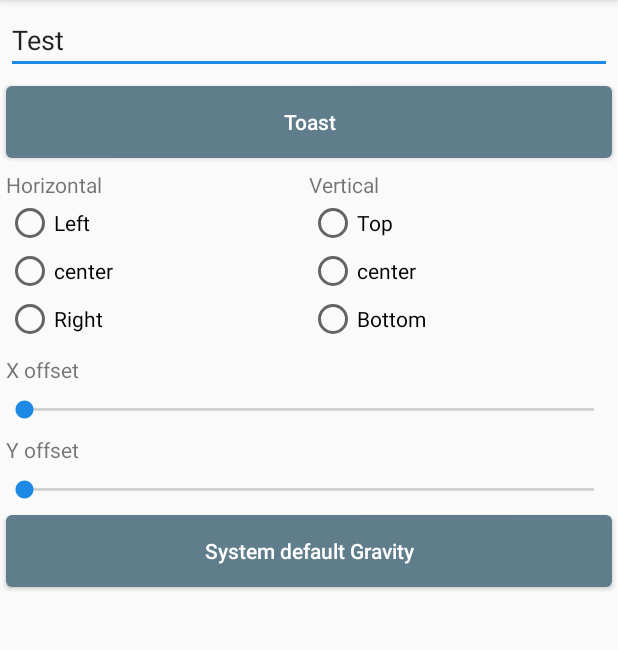
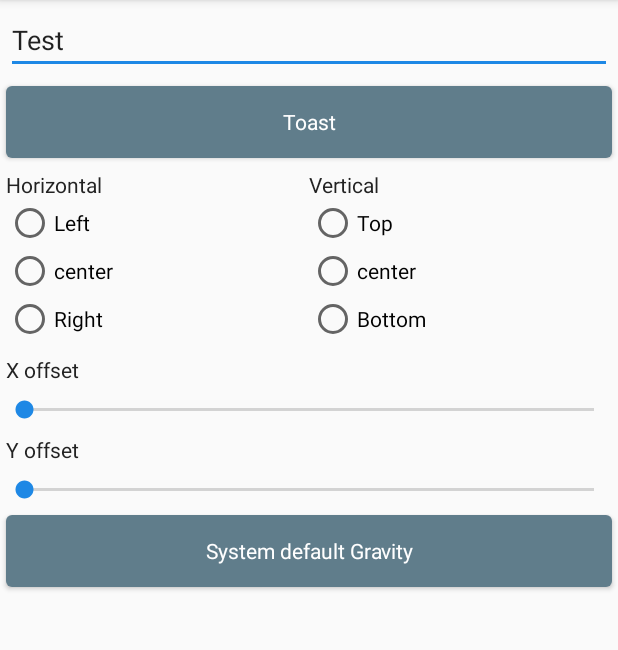
Before and after one commit to InSightSuen/StayFoolish, an Android app: the ToastActivity screen opened directly, with no data from a screen before it, on a phone screen of 412 x 824 dp, the part 84-734 px from its top. Run offline under Robolectric (Android 15) with nearby library versions, the phone set to English and light mode, and no system bars.

Commit message:
Unify TextView and Button style

```diff
--- a/app/src/main/res/layout/activity_blur.xml
+++ b/app/src/main/res/layout/activity_blur.xml
@@ -23,8 +23,7 @@
             android:background="@drawable/rect_white_40_r4dp"
             android:padding="8dp"
             android:text="Tap on it"
-            android:textColor="@color/colorPrimary"
-            android:textSize="18sp"/>
+            android:textColor="@color/colorPrimary"/>
 
     </RelativeLayout>
 
--- a/app/src/main/res/layout/activity_toast.xml
+++ b/app/src/main/res/layout/activity_toast.xml
@@ -16,11 +16,8 @@
         android:layout_width="match_parent"
         android:layout_height="wrap_content"
         android:layout_margin="4dp"
-        android:background="@drawable/rect_primary_r4dp"
         android:onClick="onClickToast"
-        android:text="@string/btn_toast"
-        android:textAllCaps="false"
-        android:textColor="@color/colorWhite"/>
+        android:text="@string/btn_toast"/>
 
     <LinearLayout
         android:layout_width="match_parent"
@@ -121,10 +118,7 @@
         android:layout_width="match_parent"
         android:layout_height="wrap_content"
         android:layout_margin="4dp"
-        android:background="@drawable/rect_primary_r4dp"
         android:onClick="onClickUseSystemDefaultGravity"
-        android:text="System default Gravity"
-        android:textAllCaps="false"
-        android:textColor="@color/colorWhite"/>
+        android:text="System default Gravity"/>
 
 </LinearLayout>
--- a/app/src/main/res/layout/toast_customer.xml
+++ b/app/src/main/res/layout/toast_customer.xml
@@ -15,7 +15,7 @@
         android:layout_width="wrap_content"
         android:layout_height="wrap_content"
         android:textColor="#fff"
-        android:textSize="16sp"
+        android:textSize="@dimen/textToast"
         tools:text="Message"/>
 
 </LinearLayout>
--- a/app/src/main/res/values/styles-widgets.xml
+++ b/app/src/main/res/values/styles-widgets.xml
@@ -1,9 +1,23 @@
 <?xml version="1.0" encoding="utf-8"?>
 <resources>
 
+    <style name="TextView" parent="android:Widget.TextView">
+        <item name="android:textAppearance">@style/TextAppearance</item>
+    </style>
+
     <style name="Button" parent="Base.Widget.AppCompat.Button">
-        <item name="android:background">@drawable/rect_grey_r4dp</item>
+        <item name="android:background">@drawable/rect_primary_r4dp</item>
         <item name="android:textAllCaps">false</item>
+        <item name="android:textAppearance">@style/TextAppearance.Button</item>
+    </style>
+
+    <style name="TextAppearance" parent="TextAppearance.AppCompat">
+        <item name="android:textSize">@dimen/textContent</item>
+        <item name="android:textColor">@color/textMain</item>
+    </style>
+
+    <style name="TextAppearance.Button">
+        <item name="android:textColor">@color/textMainWhite</item>
     </style>
 
 </resources>
--- a/app/src/main/res/values/styles.xml
+++ b/app/src/main/res/values/styles.xml
@@ -8,6 +8,7 @@
         <item name="colorAccent">@color/colorAccent</item>
 
         <item name="buttonStyle">@style/Button</item>
+        <item name="android:textViewStyle">@style/TextView</item>
     </style>
 
 </resources>
```
Also changed, not shown: app/src/main/res/layout/activity_main.xml (+3 -12 lines), app/src/main/res/values/dimens.xml (+7 -6 lines).
